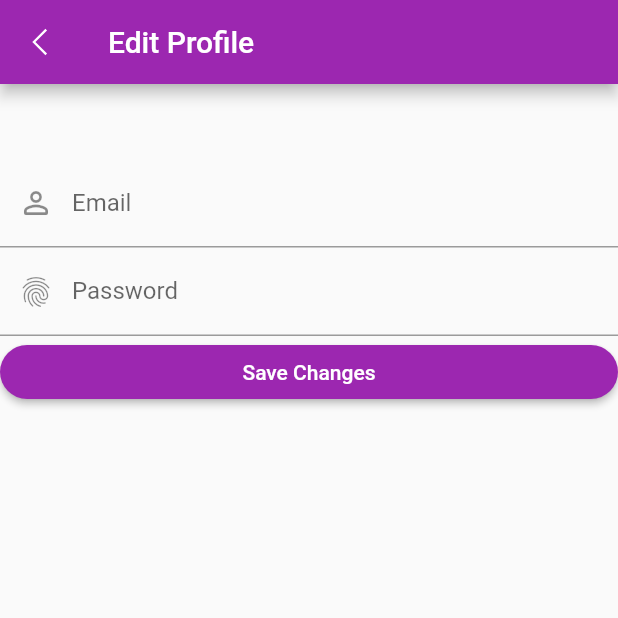
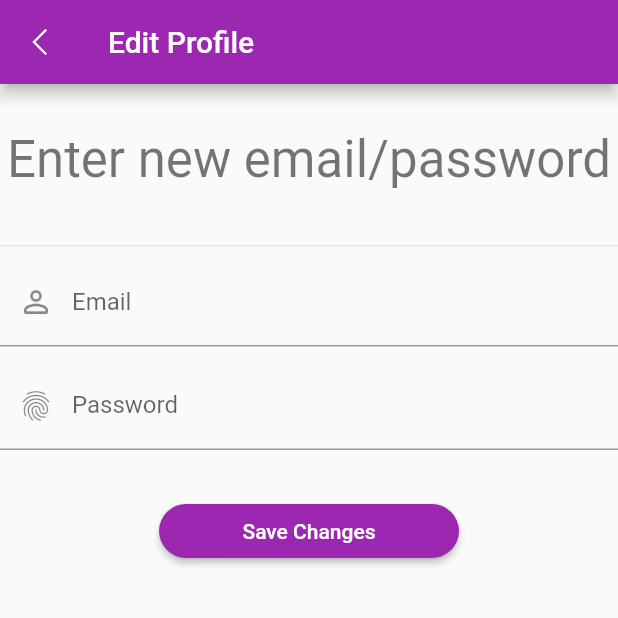
Before and after one commit to Scamule/TeamA_320Spr23, a Flutter app: the UpdateProfileScreen screen opened directly, on a phone screen of 412 x 824 dp, the top half of it. Run offline on Flutter 3.47's test engine with Material 2 defaults, Android fonts, the phone set to English and light mode, and no system bars; our stand-ins replace flutter_login, get, line_awesome_flutter, syncfusion_flutter_calendar.

Commit message:
Prettified Edit Profile Page

```diff
--- a/frontend/flutter_application_1/lib/update_profile_page.dart
+++ b/frontend/flutter_application_1/lib/update_profile_page.dart
@@ -47,17 +47,22 @@ class UpdateProfileScreen extends StatelessWidget{
 
               ],
             ),*/
-            const SizedBox(height: 50),
+            const SizedBox(height: 30),
+            Text("Enter new email/password", style: Theme.of(context).textTheme.headlineMedium),
+            const SizedBox(height: 30),
+            const Divider(),
             Form(child: Column(
               children: [
                 TextFormField(
                   decoration: const InputDecoration(label: Text("Email"), prefixIcon: Icon(Icons.person_outline_rounded)),
                 ),
+                const SizedBox(height: 10),
                 TextFormField(
                   decoration: const InputDecoration(label: Text("Password"), prefixIcon: Icon(Icons.fingerprint)),
                 ),
+                const SizedBox(height: 30),
                 SizedBox(
-                  width: double.infinity,
+                  width: 200,
                   child: ElevatedButton(
                     onPressed: () { Navigator.of(context).pop(true);
                       /*
@@ -80,3 +85,17 @@ class UpdateProfileScreen extends StatelessWidget{
     );
   }
 }
+
+class TextFormFieldTheme{
+  TextFormFieldTheme._();
+
+  static InputDecorationTheme lightInputDecorationTheme =
+  const InputDecorationTheme(
+    border: OutlineInputBorder(),
+    prefixIconColor: Colors.purple,
+    floatingLabelStyle: TextStyle(color: Colors.purple),
+    focusedBorder: OutlineInputBorder(
+      borderSide: BorderSide(width: 2, color: Colors.purple),
+    )
+  );
+}
```
